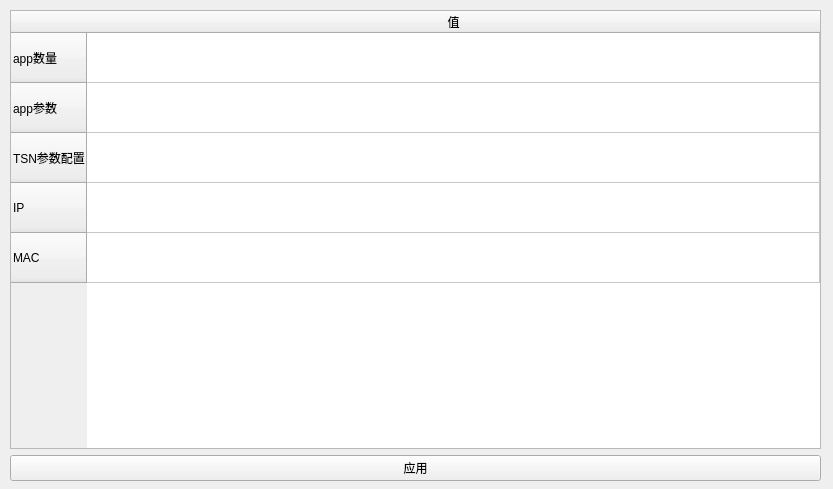
First picture: the form in UI/Network/Host/edit_host_netargs_tsn.ui, repository tocods/jobSimQt, before the edit.
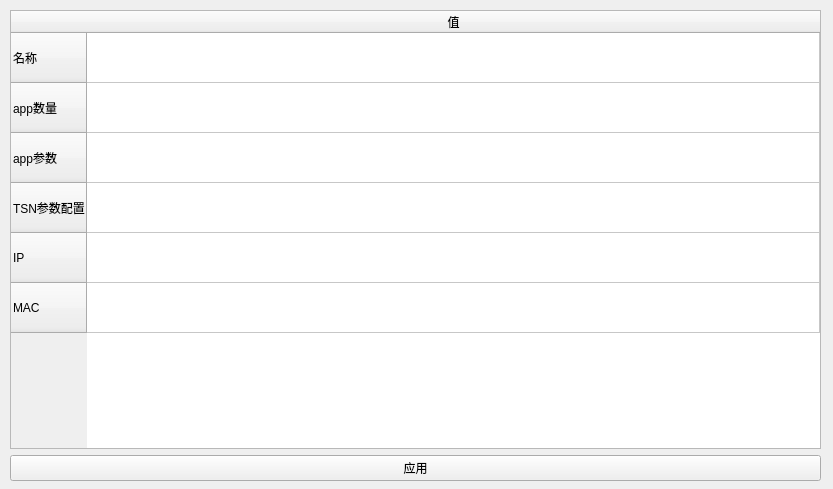
Second picture: the form after the edit.

Commit message: host重命名

```diff
--- a/UI/Network/Host/edit_host_netargs_tsn.ui
+++ b/UI/Network/Host/edit_host_netargs_tsn.ui
@@ -52,6 +52,11 @@
       <attribute name="verticalHeaderStretchLastSection">
        <bool>false</bool>
       </attribute>
+      <row>
+       <property name="text">
+        <string>名称</string>
+       </property>
+      </row>
       <row>
        <property name="text">
         <string>app数量</string>
@@ -82,7 +87,7 @@
         <string>值</string>
        </property>
       </column>
-      <item row="0" column="0">
+      <item row="1" column="0">
        <property name="text">
         <string/>
        </property>
@@ -90,7 +95,7 @@
         <set>AlignCenter</set>
        </property>
       </item>
-      <item row="1" column="0">
+      <item row="2" column="0">
        <property name="text">
         <string/>
        </property>
```
The commit also changes 12 other files.
